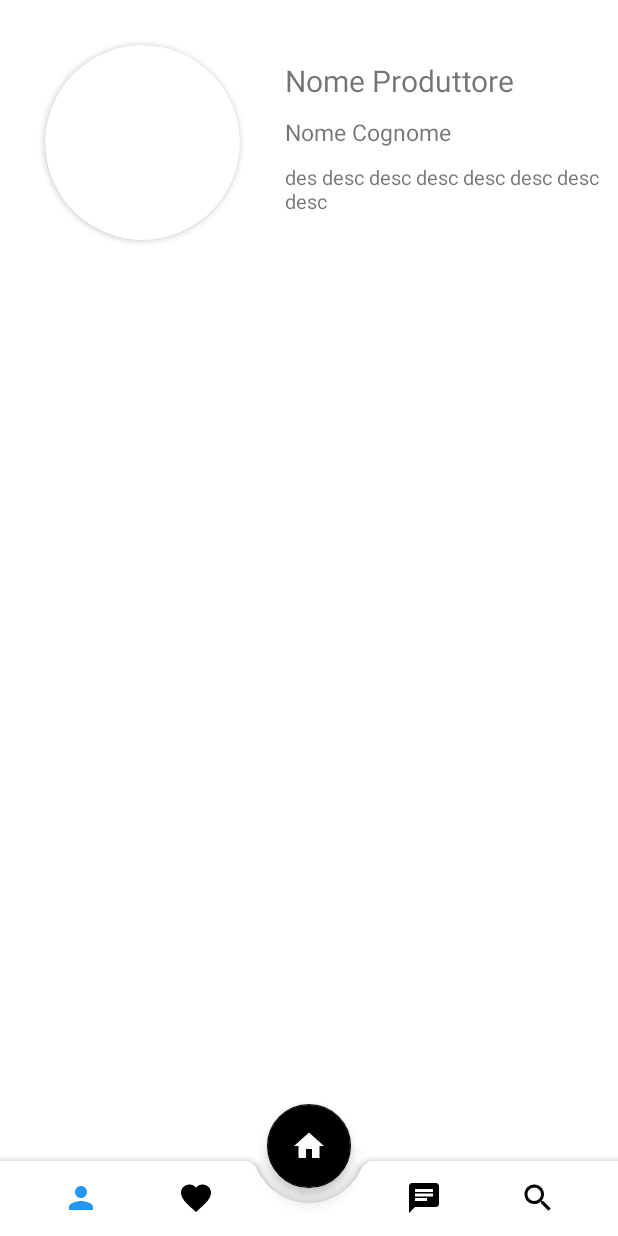
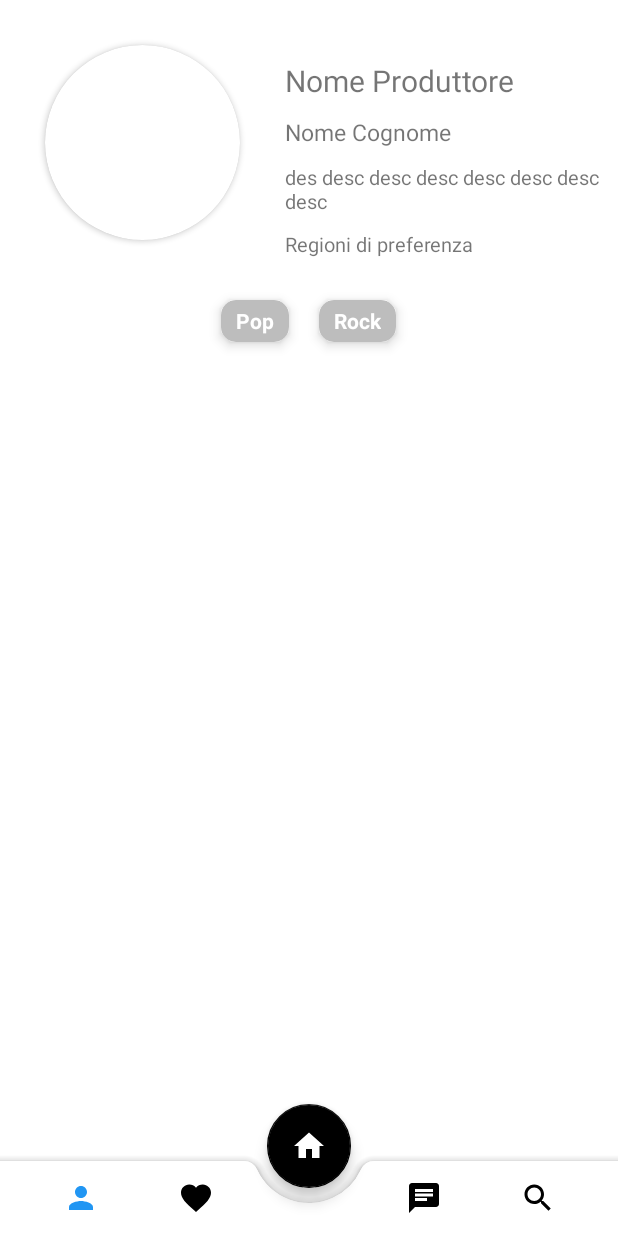
Before and after one commit to alessandrofloris/ProgettoIum, an Android app: the Profile screen opened directly, with no data from a screen before it, on a phone screen of 412 x 824 dp. Run offline under Robolectric (Android 15) with nearby library versions, the phone set to English and light mode, and no system bars.

Commit message:
Layout preliminare Profile activity

```diff
--- a/app/src/main/java/com/example/progetto/Profile.java
+++ b/app/src/main/java/com/example/progetto/Profile.java
@@ -2,23 +2,47 @@ package com.example.progetto;
 
 import androidx.annotation.NonNull;
 import androidx.appcompat.app.AppCompatActivity;
+import androidx.recyclerview.widget.LinearLayoutManager;
+import androidx.recyclerview.widget.RecyclerView;
+
 import com.google.android.material.floatingactionbutton.FloatingActionButton;
 import android.content.Intent;
 import android.content.res.ColorStateList;
 import android.graphics.Color;
 import android.os.Bundle;
+import android.provider.MediaStore;
 import android.view.MenuItem;
 import android.view.View;
 
 import com.google.android.material.bottomnavigation.BottomNavigationView;
 
+import java.util.ArrayList;
+import java.util.List;
+
 
 public class Profile extends AppCompatActivity {
+
+    List<Genres> genresList = new ArrayList<>();
+    RecyclerView genresRecyclerView;
+    GenreTagAdapter genreTagAdapter;
 
     @Override
     protected void onCreate(Bundle savedInstanceState) {
         super.onCreate(savedInstanceState);
         setContentView(R.layout.activity_profile);
+
+        genresList.add(Genres.POP);
+        genresList.add(Genres.ROCK);
+        genresRecyclerView = findViewById(R.id.producer_genres_recyclerview);
+        genreTagAdapter = new GenreTagAdapter(this, genresList);
+        genresRecyclerView.setHasFixedSize(true);
+        LinearLayoutManager layoutManager = new LinearLayoutManager(this, LinearLayoutManager.HORIZONTAL, false);
+        genresRecyclerView.setLayoutManager(layoutManager);
+        genresRecyclerView.setAdapter(genreTagAdapter);
+
+
+
+
 
         FloatingActionButton home_button = findViewById(R.id.home_button);
         BottomNavigationView bottomNavigationView=findViewById(R.id.bottomNavigationView);
--- a/app/src/main/res/layout/activity_profile.xml
+++ b/app/src/main/res/layout/activity_profile.xml
@@ -8,9 +8,11 @@
     android:theme="@style/Theme.BottomAppBar">
 
 
+
+
     <androidx.constraintlayout.widget.ConstraintLayout
         android:layout_width="match_parent"
-        android:layout_height="match_parent"/>
+        android:layout_height="match_parent">
 
         <LinearLayout
             android:id="@+id/Icon_layout"
@@ -73,6 +75,17 @@
                     android:textSize="13dp"
                     android:text="des desc desc desc desc desc desc desc"/>
 
+
+                <Space
+                    android:layout_width="match_parent"
+                    android:layout_height="10dp"/>
+
+                <TextView
+                    android:layout_width="match_parent"
+                    android:layout_height="wrap_content"
+                    android:textSize="13dp"
+                    android:text="Regioni di preferenza"/>
+
             </LinearLayout>
 
 
@@ -81,15 +94,21 @@
 
         <LinearLayout
             android:layout_width="match_parent"
-            android:layout_height="50dp"
-            android:orientation="horizontal"
-            app:layout_constraintTop_toBottomOf="@id/Icon_layout"/>
+            android:layout_height="wrap_content"
+            android:orientation="vertical"
+            android:layout_gravity="center_horizontal"
+            app:layout_constraintTop_toBottomOf="@+id/Icon_layout">
 
-           <ListView
-               android:layout_width="match_parent"
-               android:layout_height="match_parent">
+            <androidx.recyclerview.widget.RecyclerView
+                android:id="@+id/producer_genres_recyclerview"
+                android:layout_width="wrap_content"
+                android:layout_height="wrap_content"
+                android:layout_gravity="center_horizontal"
+                android:layout_marginStart="10dp"
+                android:layout_marginEnd="10dp" />
+        </LinearLayout>
 
-           </ListView>
+    </androidx.constraintlayout.widget.ConstraintLayout>
 
     <include layout="@layout/bottom_nav_bar"
         android:id="@+id/bottom_menu"/>
```
